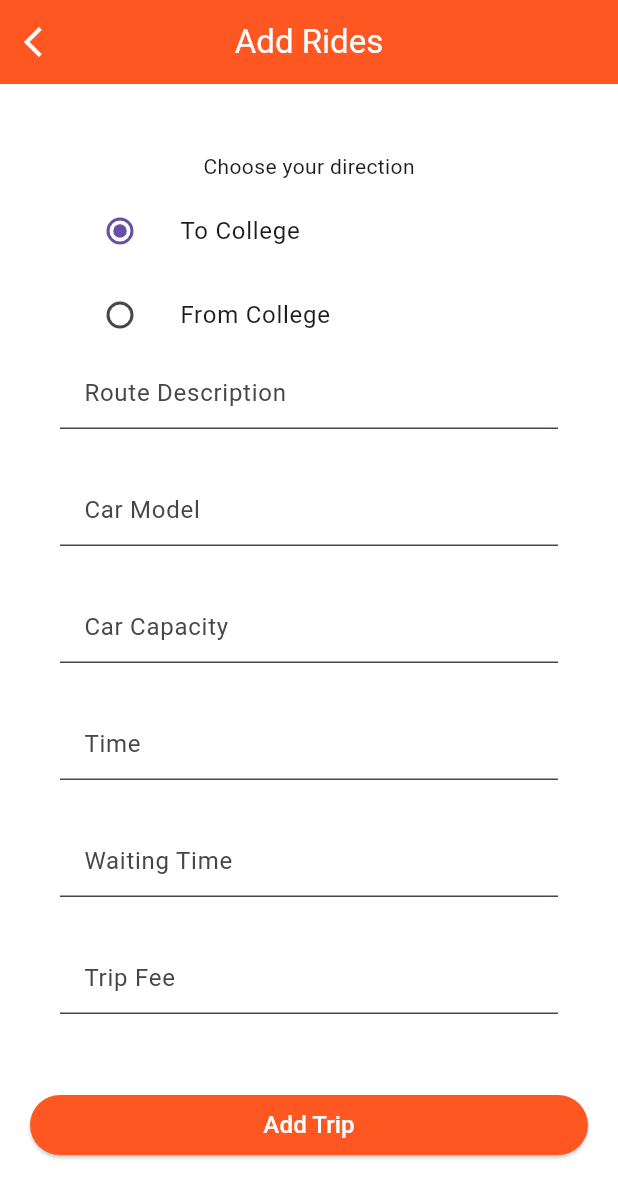
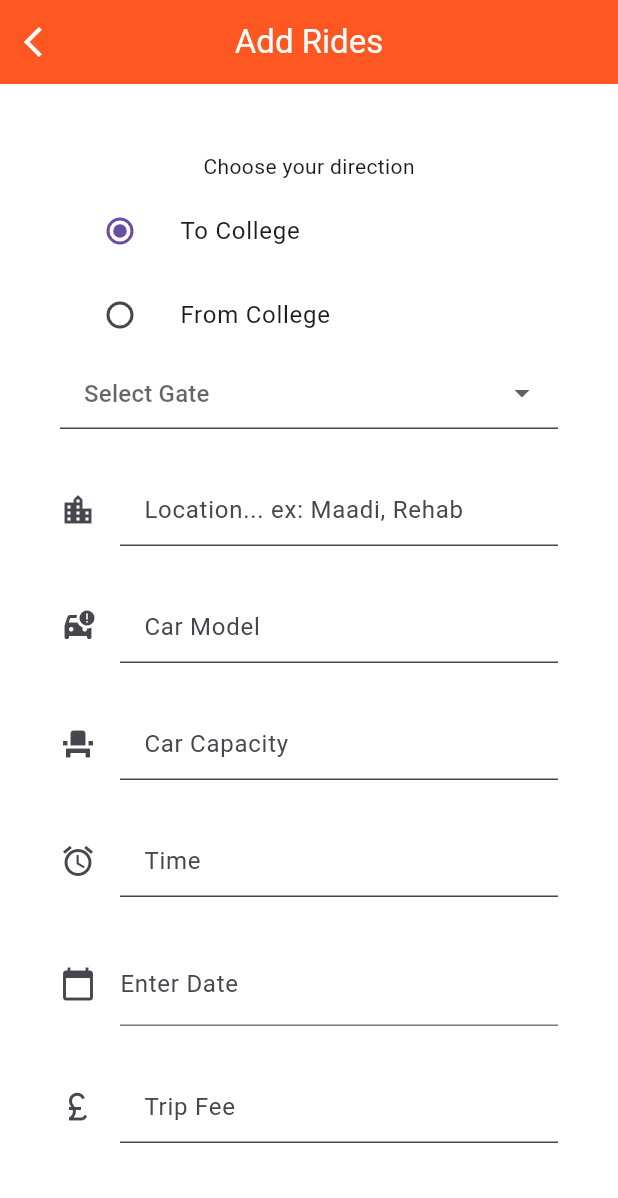
Before and after one commit to ASU-CarPool-Project/Drivers-App, a Flutter app: the AddRide screen opened directly, on a phone screen of 412 x 824 dp. Shown: the top 1198 px of the screen. Run offline on Flutter 3.47's test engine with Material 3 defaults, Android fonts, the phone set to English and light mode, and no system bars; our stand-ins replace cloud_firestore, firebase_auth, firebase_core, firebase_database, fluttertoast; accounts and stored records are empty.

Commit message:
edited the addtrip page

```diff
--- a/lib/AddRide.dart
+++ b/lib/AddRide.dart
@@ -1,8 +1,9 @@
-import 'package:asu_carpool_driver/home.dart';
 import 'package:flutter/material.dart';
 import 'package:firebase_database/firebase_database.dart';
+import 'package:intl/intl.dart';
+import 'MyWidgets.dart';
+import 'home.dart';
 
-import 'MyWidgets.dart';
 String? direction = "";
 
 class AddRide extends StatefulWidget {
@@ -11,6 +12,7 @@ class AddRide extends StatefulWidget {
   @override
   State<AddRide> createState() => _AddRideState();
 }
+
 enum RouteDirection { ToCollege, FromCollege }
 
 class _AddRideState extends State<AddRide> {
@@ -21,7 +23,10 @@ class _AddRideState extends State<AddRide> {
   final TextEditingController _controllerCapacity = TextEditingController();
   final TextEditingController _controllerFee = TextEditingController();
   final TextEditingController _controllerTime = TextEditingController();
-  final TextEditingController  _controllerWaitingTime = TextEditingController();
+  TextEditingController dateinput = TextEditingController();
+  DateTime? _selectedDate;
+  TimeOfDay? _selectedTime;
+  String? _selectedGate;
   double boxHeight = 30.0;
 
   @override
@@ -47,7 +52,7 @@ class _AddRideState extends State<AddRide> {
                     child: Column(
                       children: [
                         Container(
-                          color: Colors.white,
+                          color: Colors.white70,
                           child: Column(
                             children: [
                               const Padding(
@@ -81,11 +86,47 @@ class _AddRideState extends State<AddRide> {
                             ],
                           ),
                         ),
-                        TextFormField(
+                        DropdownButtonFormField<String>(
                           decoration: const InputDecoration(
                             filled: true,
                             fillColor: Colors.white70,
-                              hintText: "Route Description"),
+                            hintText: "Select Gate",
+                          ),
+                          value: _selectedGate,
+                          onChanged: (String? value) {
+                            setState(() {
+                              _selectedGate = value;
+                            });
+                          },
+                          items: [
+                            'Gate 1',
+                            'Gate 2',
+                            'Gate 3',
+                            'Gate 4',
+                            'Gate 5',
+                            'Gate 6',
+                          ].map<DropdownMenuItem<String>>((String value) {
+                            return DropdownMenuItem<String>(
+                              value: value,
+                              child: Text(value),
+                            );
+                          }).toList(),
+                          validator: (value) {
+                            if (value == null || value.isEmpty) {
+                              return ("Please select a gate");
+                            } else {
+                              return null;
+                            }
+                          },
+                        ),
+                        SizedBox(height: boxHeight),
+                        TextFormField(
+                          decoration: const InputDecoration(
+                            icon: Icon(Icons.location_city),
+                            filled: true,
+                            fillColor: Colors.white70,
+                            hintText: "Location... ex: Maadi, Rehab",
+                          ),
                           controller: _controllerRoute,
                           validator: (value) {
                             if (value == null || value.isEmpty) {
@@ -95,14 +136,14 @@ class _AddRideState extends State<AddRide> {
                             }
                           },
                         ),
-                        SizedBox(
-                          height: boxHeight,
-                        ),
+                        SizedBox(height: boxHeight),
                         TextFormField(
                           decoration: const InputDecoration(
+                            icon: Icon(Icons.car_crash),
                             filled: true,
                             fillColor: Colors.white70,
-                              hintText: "Car Model"),
+                            hintText: "Car Model",
+                          ),
                           controller: _controllerCar,
                           validator: (value) {
                             if (value == null || value.isEmpty) {
@@ -112,14 +153,14 @@ class _AddRideState extends State<AddRide> {
                             }
                           },
                         ),
-                        SizedBox(
-                          height: boxHeight,
-                        ),
+                        SizedBox(height: boxHeight),
                         TextFormField(
                           decoration: const InputDecoration(
+                            icon: Icon(Icons.event_seat),
                             filled: true,
                             fillColor: Colors.white70,
-                              hintText: "Car Capacity"),
+                            hintText: "Car Capacity",
+                          ),
                           controller: _controllerCapacity,
                           validator: (value) {
                             if (value == null || value.isEmpty) {
@@ -129,15 +170,28 @@ class _AddRideState extends State<AddRide> {
                             }
                           },
                         ),
-                        SizedBox(
-                          height: boxHeight,
-                        ),
+                        SizedBox(height: boxHeight),
                         TextFormField(
+                          controller: _controllerTime,
                           decoration: const InputDecoration(
+                            icon: Icon(Icons.alarm),
                             filled: true,
                             fillColor: Colors.white70,
-                              hintText: "Time"),
-                          controller: _controllerTime,
+                            hintText: "Time",
+                          ),
+                          onTap: () async {
+                            final TimeOfDay? pickedTime = await showTimePicker(
+                              context: context,
+                              initialTime: TimeOfDay.now(),
+                            );
+                            if (pickedTime != null) {
+                              setState(() {
+                                _selectedTime = pickedTime;
+                                _controllerTime.text =
+                                    _selectedTime!.format(context);
+                              });
+                            }
+                          },
                           validator: (value) {
                             if (value == null || value.isEmpty) {
                               return ("Can't be Empty");
@@ -146,31 +200,51 @@ class _AddRideState extends State<AddRide> {
                             }
                           },
                         ),
-                        SizedBox(
-                          height: boxHeight,
+                        SizedBox(height: boxHeight),
+                        TextField(
+                          controller: dateinput,
+                          //editing controller of this TextField
+                          decoration: const InputDecoration(
+                              icon: Icon(Icons.calendar_today),
+                              //icon of text field
+                              labelText: "Enter Date" //label text of field
                               ),
-                        TextFormField(
-                          decoration: const InputDecoration(
-                              filled: true,
-                              fillColor: Colors.white70,
-                              hintText: "Waiting Time"),
-                          controller: _controllerWaitingTime,
-                          validator: (value) {
-                            if (value == null || value.isEmpty) {
-                              return ("Can't be Empty");
+                          readOnly: true,
+                          //set it true, so that user will not able to edit text
+                          onTap: () async {
+                            DateTime? pickedDate = await showDatePicker(
+                                context: context,
+                                initialDate: DateTime.now(),
+                                firstDate: DateTime(2000),
+                                //DateTime.now() - not to allow to choose before today.
+                                lastDate: DateTime(2101));
+
+                            if (pickedDate != null) {
+                              print(
+                                  pickedDate); //pickedDate output format => 2021-03-10 00:00:00.000
+                              String formattedDate =
+                                  DateFormat('yyyy-MM-dd').format(pickedDate);
+                              print(
+                                  formattedDate); //formatted date output using intl package =>  2021-03-16
+                              //you can implement different kind of Date Format here according to your requirement
+
+                              setState(() {
+                                dateinput.text =
+                                    formattedDate; //set output date to TextField value.
+                              });
                             } else {
-                              return null;
+                              print("Date is not selected");
                             }
                           },
                         ),
-                        SizedBox(
-                          height: boxHeight,
-                        ),
+                        SizedBox(height: boxHeight),
                         TextFormField(
                           decoration: const InputDecoration(
+                            icon: Icon(Icons.currency_pound),
                             filled: true,
                             fillColor: Colors.white70,
-                              hintText: "Trip Fee"),
+                            hintText: "Trip Fee",
+                          ),
                           controller: _controllerFee,
                           validator: (value) {
                             if (value == null || value.isEmpty) {
@@ -180,22 +254,21 @@ class _AddRideState extends State<AddRide> {
                             }
                           },
                         ),
-                        SizedBox(
-                          height: boxHeight,
-                        ),
+                        SizedBox(height: boxHeight),
                       ],
                     ),
                   ),
                 ),
                 ElevatedButton(
                   style: ButtonStyle(
-                    backgroundColor: MaterialStateProperty.all<Color>(colorsPrimary!),
+                    backgroundColor:
+                        MaterialStateProperty.all<Color>(colorsPrimary!),
                   ),
                   onPressed: () async {
                     if (_formKey.currentState!.validate()) {
                       try {
-                        //below is the name of the child that we will push to
-                        direction = _selectedRouteDirection.toString().split('.').last;
+                        direction =
+                            _selectedRouteDirection.toString().split('.').last;
 
                         DatabaseReference databaseReference =
                             FirebaseDatabase.instance.ref();
@@ -207,17 +280,16 @@ class _AddRideState extends State<AddRide> {
                           "car": _controllerCar.text,
                           "capacity": _controllerCapacity.text,
                           "time": _controllerTime.text,
-                          "waiting": _controllerWaitingTime.text,
+                          "date": _selectedDate.toString(),
+                          "gate": _selectedGate,
                           "fee": _controllerFee.text,
                         });
 
-                        // Clear text controllers
                         _controllerRoute.clear();
                         _controllerCar.clear();
                         _controllerCapacity.clear();
                         _controllerFee.clear();
                         _controllerTime.clear();
-                        _controllerWaitingTime.clear();
                       } catch (e) {
                         print("Error adding trip to Firebase: $e");
                       }
@@ -225,7 +297,6 @@ class _AddRideState extends State<AddRide> {
                   },
                   child: textButtons("Add Trip"),
                 ),
-
               ],
             ),
           ),
--- a/lib/SignUp.dart
+++ b/lib/SignUp.dart
@@ -84,6 +84,7 @@ class _SignUpState extends State<SignUp> {
     return Scaffold(
       appBar: AppBar(
         backgroundColor: colorsPrimary,
+        leading: iconBack(context),
         title: textPageTitle("ASU CAR POOL - Driver"),
         centerTitle: true,
       ),
--- a/pubspec.yaml
+++ b/pubspec.yaml
@@ -40,6 +40,7 @@ dependencies:
   fluttertoast: ^8.2.4
   firebase_auth: ^4.15.0
   cloud_firestore: ^4.13.3
+  intl: ^0.19.0
 
 dev_dependencies:
   flutter_test:
```
Also changed, not shown: lib/profile.dart (+1 -10 lines), pubspec.lock. Lines whose indentation alone changed are shown as unchanged.
